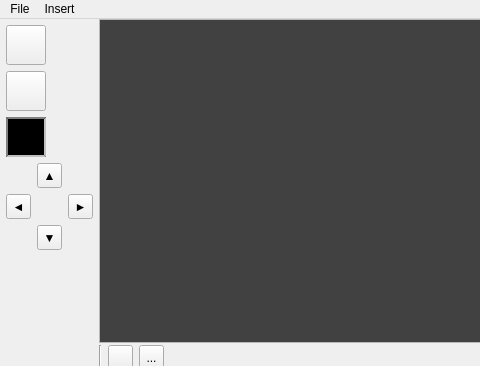
This is mainwindow.ui in RickWhitefreeze/UI_cs383_goofy-lights as Qt 5 draws it before an edit; both pictures show x 0 to 480 and y 0 to 366 of the 640 by 480 pixel window. The edited form follows.
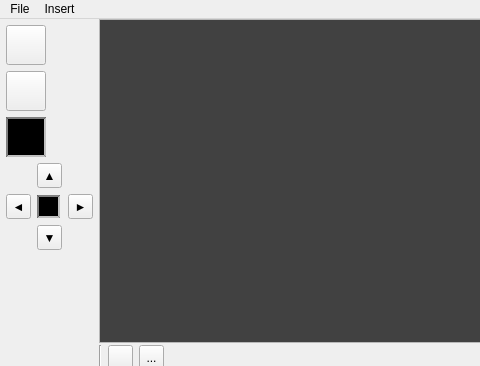
This is the edited form. Icons and pictures are not drawn.

Commit message: Implemented boxColorChanged

What changed in the file:
```diff
--- a/mainwindow.ui
+++ b/mainwindow.ui
@@ -415,6 +415,17 @@
           </property>
          </widget>
         </item>
+        <item row="1" column="2">
+         <widget class="QToolButton" name="boxColorChange">
+          <property name="styleSheet">
+           <string notr="true">background-color: black;
+ border: 2px inset grey;</string>
+          </property>
+          <property name="text">
+           <string/>
+          </property>
+         </widget>
+        </item>
        </layout>
       </item>
       <item>
```
Left out of the diff: 83 changed lines with no effect on the pictures. The commit also changes 5 other files.
